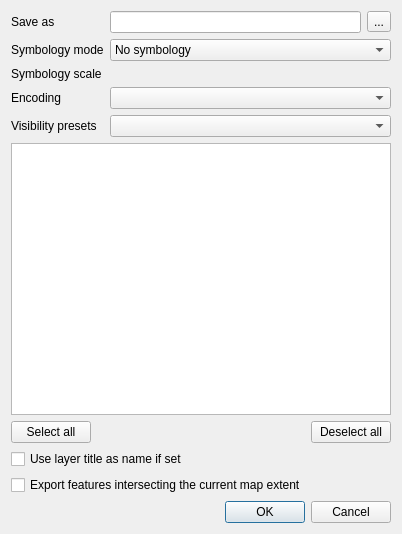
Old version of the form src/ui/qgsdxfexportdialogbase.ui in the repository nextgis/nextgisqgis.
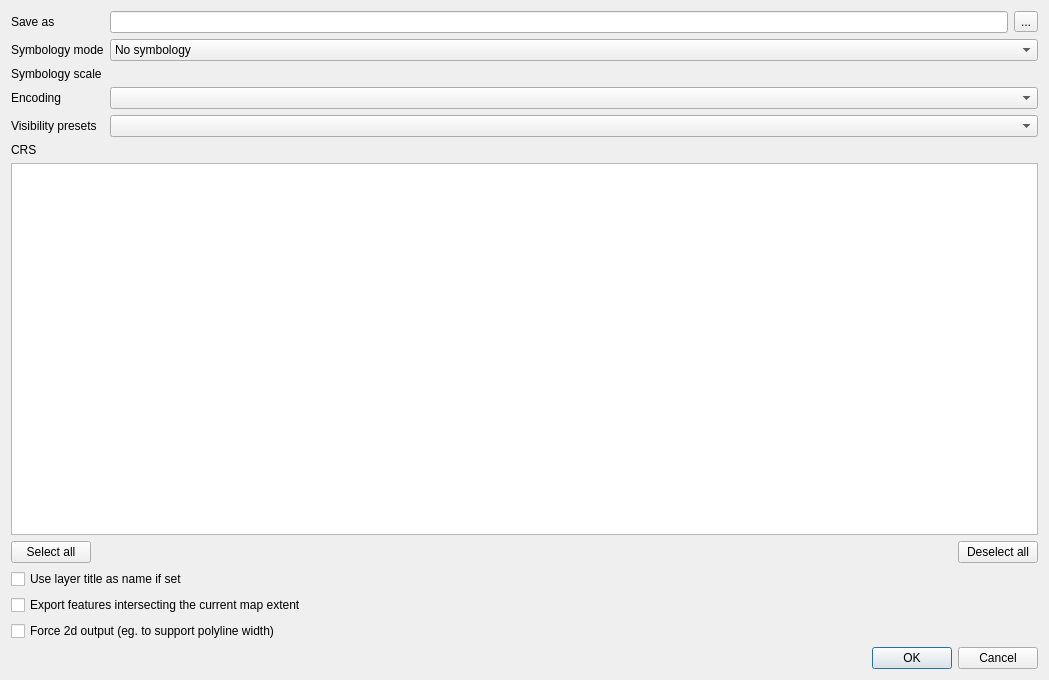
New version of the form. Custom widgets are drawn as their Qt base class.

Diff of the .ui file:
```diff
--- a/src/ui/qgsdxfexportdialogbase.ui
+++ b/src/ui/qgsdxfexportdialogbase.ui
@@ -6,24 +6,21 @@
    <rect>
     <x>0</x>
     <y>0</y>
-    <width>402</width>
-    <height>534</height>
+    <width>1049</width>
+    <height>680</height>
    </rect>
   </property>
   <property name="windowTitle">
    <string>DXF export</string>
   </property>
   <layout class="QGridLayout" name="gridLayout_2">
-   <item row="2" column="1" colspan="2">
-    <widget class="QgsScaleWidget" name="mScaleWidget" native="true">
-     <property name="showCurrentScaleButton" stdset="0">
-      <bool>true</bool>
+   <item row="2" column="0">
+    <widget class="QLabel" name="mSymbologyScaleLabel">
+     <property name="text">
+      <string>Symbology scale</string>
      </property>
     </widget>
    </item>
-   <item row="3" column="1" colspan="2">
-    <widget class="QComboBox" name="mEncoding"/>
-   </item>
    <item row="0" column="2">
     <widget class="QToolButton" name="mFileSelectionButton">
      <property name="text">
@@ -31,16 +28,6 @@
      </property>
     </widget>
    </item>
-   <item row="5" column="0" colspan="3">
-    <widget class="QgsLayerTreeView" name="mTreeView">
-     <property name="selectionMode">
-      <enum>QAbstractItemView::ExtendedSelection</enum>
-     </property>
-     <attribute name="headerDefaultSectionSize">
-      <number>0</number>
-     </attribute>
-    </widget>
-   </item>
    <item row="0" column="0">
     <widget class="QLabel" name="mSaveAsLabel">
      <property name="text">
@@ -74,14 +61,27 @@
      </property>
     </widget>
    </item>
-   <item row="2" column="0">
-    <widget class="QLabel" name="mSymbologyScaleLabel">
-     <property name="text">
-      <string>Symbology scale</string>
-     </property>
-    </widget>
-   </item>
    <item row="7" column="0" colspan="3">
+    <widget class="QgsLayerTreeView" name="mTreeView">
+     <property name="selectionMode">
+      <enum>QAbstractItemView::ExtendedSelection</enum>
+     </property>
+     <attribute name="headerDefaultSectionSize">
+      <number>0</number>
+     </attribute>
+    </widget>
+   </item>
+   <item row="2" column="1" colspan="2">
+    <widget class="QgsScaleWidget" name="mScaleWidget">
+     <property name="showCurrentScaleButton">
+      <bool>true</bool>
+     </property>
+    </widget>
+   </item>
+   <item row="3" column="1" colspan="2">
+    <widget class="QComboBox" name="mEncoding"/>
+   </item>
+   <item row="9" column="0" colspan="3">
     <layout class="QGridLayout" name="gridLayout_3">
      <item row="0" column="0">
       <widget class="QPushButton" name="mSelectAllButton">
@@ -115,14 +115,14 @@
    <item row="0" column="1">
     <widget class="QLineEdit" name="mFileLineEdit"/>
    </item>
-   <item row="9" column="0" colspan="3">
+   <item row="11" column="0" colspan="3">
     <widget class="QCheckBox" name="mMapExtentCheckBox">
      <property name="text">
       <string>Export features intersecting the current map extent</string>
      </property>
     </widget>
    </item>
-   <item row="10" column="0" colspan="3">
+   <item row="13" column="0" colspan="3">
     <widget class="QDialogButtonBox" name="buttonBox">
      <property name="orientation">
       <enum>Qt::Horizontal</enum>
@@ -149,16 +149,43 @@
      </property>
     </widget>
    </item>
-   <item row="8" column="0" colspan="3">
+   <item row="10" column="0" colspan="3">
     <widget class="QCheckBox" name="mLayerTitleAsName">
      <property name="text">
       <string>Use layer title as name if set</string>
      </property>
     </widget>
    </item>
+   <item row="5" column="0">
+    <widget class="QLabel" name="label_3">
+     <property name="text">
+      <string>CRS</string>
+     </property>
+    </widget>
+   </item>
+   <item row="5" column="1" colspan="2">
+    <widget class="QgsProjectionSelectionWidget" name="mCrsSelector">
+     <property name="focusPolicy">
+      <enum>Qt::StrongFocus</enum>
+     </property>
+    </widget>
+   </item>
+   <item row="12" column="0" colspan="3">
+    <widget class="QCheckBox" name="mForce2d">
+     <property name="text">
+      <string>Force 2d output (eg. to support polyline width)</string>
+     </property>
+    </widget>
+   </item>
   </layout>
  </widget>
  <customwidgets>
+  <customwidget>
+   <class>QgsProjectionSelectionWidget</class>
+   <extends>QWidget</extends>
+   <header>qgsprojectionselectionwidget.h</header>
+   <container>1</container>
+  </customwidget>
   <customwidget>
    <class>QgsScaleWidget</class>
    <extends>QWidget</extends>
```
Left out of the diff: 2 changed lines with no effect on the pictures.
